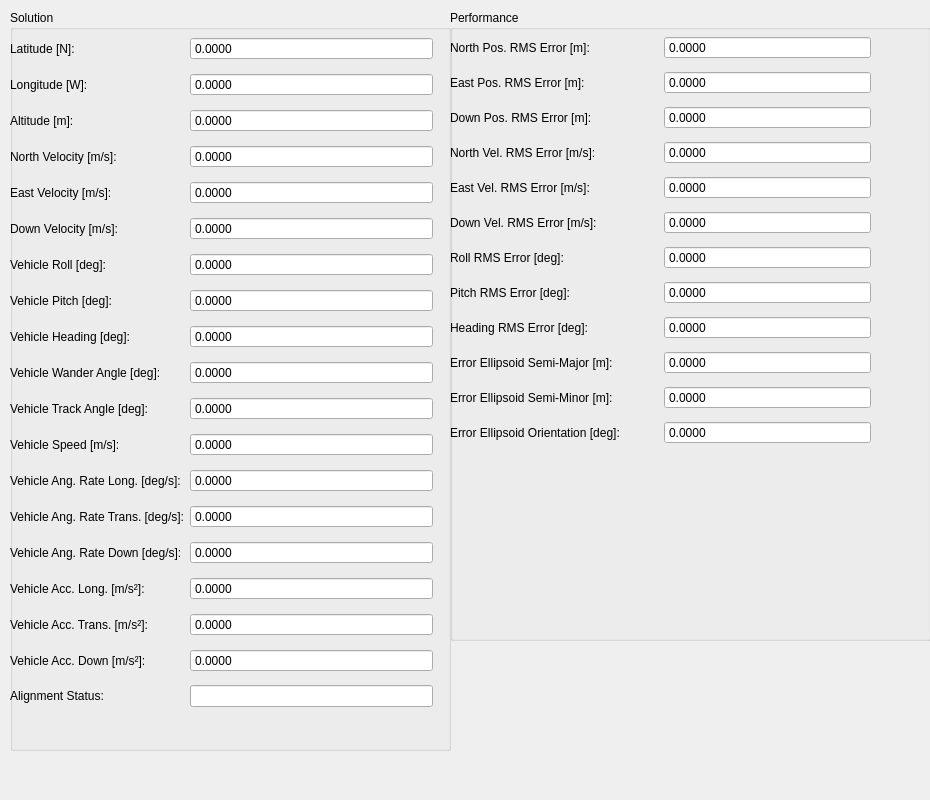
Qt form src/lib/visualization/NavigationControl.ui (jmaye/libposlv) before a commit.
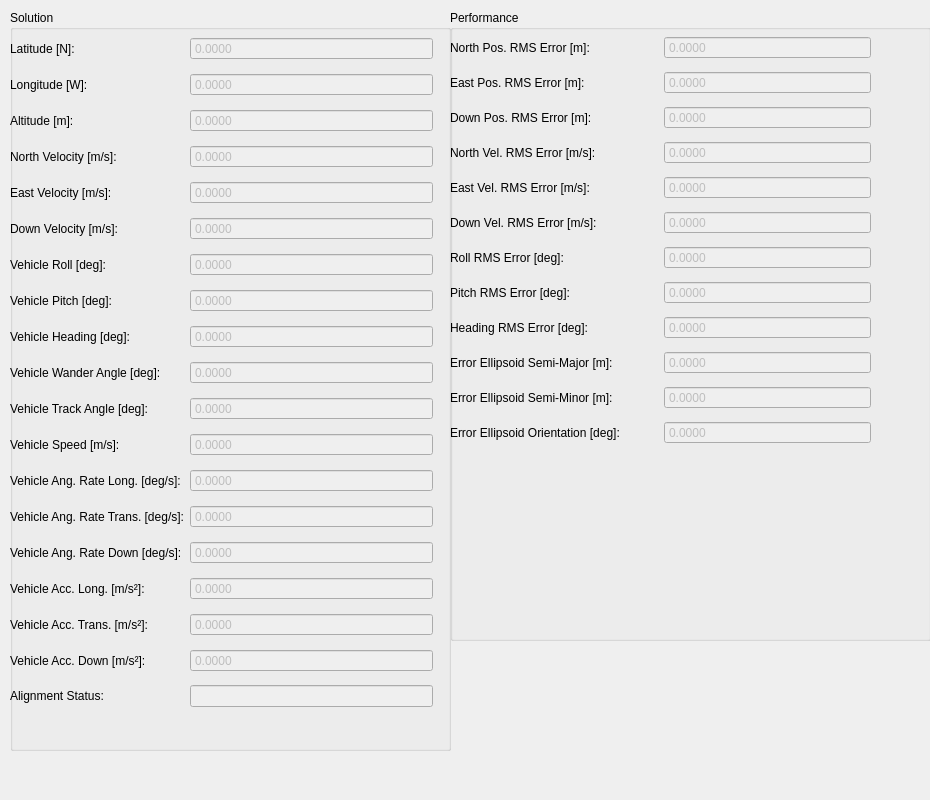
The same form after that commit.

The edit to the form file:
```diff
--- a/src/lib/visualization/NavigationControl.ui
+++ b/src/lib/visualization/NavigationControl.ui
@@ -50,6 +50,9 @@
      </item>
      <item row="0" column="1">
       <widget class="QDoubleSpinBox" name="latSpinBox">
+       <property name="enabled">
+        <bool>false</bool>
+       </property>
        <property name="readOnly">
         <bool>true</bool>
        </property>
@@ -76,6 +79,9 @@
      </item>
      <item row="1" column="1">
       <widget class="QDoubleSpinBox" name="longSpinBox">
+       <property name="enabled">
+        <bool>false</bool>
+       </property>
        <property name="readOnly">
         <bool>true</bool>
        </property>
@@ -102,6 +108,9 @@
      </item>
      <item row="2" column="1">
       <widget class="QDoubleSpinBox" name="altSpinBox">
+       <property name="enabled">
+        <bool>false</bool>
+       </property>
        <property name="readOnly">
         <bool>true</bool>
        </property>
@@ -135,6 +144,9 @@
      </item>
      <item row="4" column="1">
       <widget class="QDoubleSpinBox" name="velEastSpinBox">
+       <property name="enabled">
+        <bool>false</bool>
+       </property>
        <property name="readOnly">
         <bool>true</bool>
        </property>
@@ -154,6 +166,9 @@
      </item>
      <item row="5" column="1">
       <widget class="QDoubleSpinBox" name="velDownSpinBox">
+       <property name="enabled">
+        <bool>false</bool>
+       </property>
        <property name="readOnly">
         <bool>true</bool>
        </property>
@@ -173,6 +188,9 @@
      </item>
      <item row="6" column="1">
       <widget class="QDoubleSpinBox" name="rollSpinBox">
+       <property name="enabled">
+        <bool>false</bool>
+       </property>
        <property name="readOnly">
         <bool>true</bool>
        </property>
@@ -213,6 +231,9 @@
      </item>
      <item row="7" column="1">
       <widget class="QDoubleSpinBox" name="pitchSpinBox">
+       <property name="enabled">
+        <bool>false</bool>
+       </property>
        <property name="readOnly">
         <bool>true</bool>
        </property>
@@ -239,6 +260,9 @@
      </item>
      <item row="8" column="1">
       <widget class="QDoubleSpinBox" name="headingSpinBox">
+       <property name="enabled">
+        <bool>false</bool>
+       </property>
        <property name="readOnly">
         <bool>true</bool>
        </property>
@@ -258,6 +282,9 @@
      </item>
      <item row="9" column="1">
       <widget class="QDoubleSpinBox" name="wanderSpinBox">
+       <property name="enabled">
+        <bool>false</bool>
+       </property>
        <property name="readOnly">
         <bool>true</bool>
        </property>
@@ -291,6 +318,9 @@
      </item>
      <item row="10" column="1">
       <widget class="QDoubleSpinBox" name="trackSpinBox">
+       <property name="enabled">
+        <bool>false</bool>
+       </property>
        <property name="readOnly">
         <bool>true</bool>
        </property>
@@ -317,6 +347,9 @@
      </item>
      <item row="11" column="1">
       <widget class="QDoubleSpinBox" name="speedSpinBox">
+       <property name="enabled">
+        <bool>false</bool>
+       </property>
        <property name="readOnly">
         <bool>true</bool>
        </property>
@@ -343,6 +376,9 @@
      </item>
      <item row="12" column="1">
       <widget class="QDoubleSpinBox" name="rateLongSpinBox">
+       <property name="enabled">
+        <bool>false</bool>
+       </property>
        <property name="readOnly">
         <bool>true</bool>
        </property>
@@ -369,6 +405,9 @@
      </item>
      <item row="13" column="1">
       <widget class="QDoubleSpinBox" name="rateTransSpinBox">
+       <property name="enabled">
+        <bool>false</bool>
+       </property>
        <property name="readOnly">
         <bool>true</bool>
        </property>
@@ -395,6 +434,9 @@
      </item>
      <item row="14" column="1">
       <widget class="QDoubleSpinBox" name="rateDownSpinBox">
+       <property name="enabled">
+        <bool>false</bool>
+       </property>
        <property name="readOnly">
         <bool>true</bool>
        </property>
@@ -421,6 +463,9 @@
      </item>
      <item row="15" column="1">
       <widget class="QDoubleSpinBox" name="accLongSpinBox">
+       <property name="enabled">
+        <bool>false</bool>
+       </property>
        <property name="readOnly">
         <bool>true</bool>
        </property>
@@ -447,6 +492,9 @@
      </item>
      <item row="16" column="1">
       <widget class="QDoubleSpinBox" name="accTransSpinBox">
+       <property name="enabled">
+        <bool>false</bool>
+       </property>
        <property name="buttonSymbols">
         <enum>QAbstractSpinBox::NoButtons</enum>
        </property>
@@ -470,6 +518,9 @@
      </item>
      <item row="17" column="1">
       <widget class="QDoubleSpinBox" name="accDownSpinBox">
+       <property name="enabled">
+        <bool>false</bool>
+       </property>
        <property name="readOnly">
         <bool>true</bool>
        </property>
@@ -489,6 +540,9 @@
      </item>
      <item row="3" column="1">
       <widget class="QDoubleSpinBox" name="velNorthSpinBox">
+       <property name="enabled">
+        <bool>false</bool>
+       </property>
        <property name="readOnly">
         <bool>true</bool>
        </property>
@@ -508,6 +562,9 @@
      </item>
      <item row="18" column="1">
       <widget class="QLineEdit" name="alignmentText">
+       <property name="enabled">
+        <bool>false</bool>
+       </property>
        <property name="readOnly">
         <bool>true</bool>
        </property>
@@ -603,6 +660,9 @@
      </item>
      <item row="1" column="1">
       <widget class="QDoubleSpinBox" name="posNorthRMSSpinBox">
+       <property name="enabled">
+        <bool>false</bool>
+       </property>
        <property name="readOnly">
         <bool>true</bool>
        </property>
@@ -622,6 +682,9 @@
      </item>
      <item row="2" column="1">
       <widget class="QDoubleSpinBox" name="posEastRMSSpinBox">
+       <property name="enabled">
+        <bool>false</bool>
+       </property>
        <property name="readOnly">
         <bool>true</bool>
        </property>
@@ -641,6 +704,9 @@
      </item>
      <item row="3" column="1">
       <widget class="QDoubleSpinBox" name="posDownRMSSpinBox">
+       <property name="enabled">
+        <bool>false</bool>
+       </property>
        <property name="readOnly">
         <bool>true</bool>
        </property>
@@ -660,6 +726,9 @@
      </item>
      <item row="4" column="1">
       <widget class="QDoubleSpinBox" name="velNorthRMSSpinBox">
+       <property name="enabled">
+        <bool>false</bool>
+       </property>
        <property name="readOnly">
         <bool>true</bool>
        </property>
@@ -679,6 +748,9 @@
      </item>
      <item row="5" column="1">
       <widget class="QDoubleSpinBox" name="velEastRMSSpinBox">
+       <property name="enabled">
+        <bool>false</bool>
+       </property>
        <property name="readOnly">
         <bool>true</bool>
        </property>
@@ -698,6 +770,9 @@
      </item>
      <item row="6" column="1">
       <widget class="QDoubleSpinBox" name="velDownRMSSpinBox">
+       <property name="enabled">
+        <bool>false</bool>
+       </property>
        <property name="readOnly">
         <bool>true</bool>
        </property>
@@ -717,6 +792,9 @@
      </item>
      <item row="7" column="1">
       <widget class="QDoubleSpinBox" name="rollRMSSpinBox">
+       <property name="enabled">
+        <bool>false</bool>
+       </property>
        <property name="readOnly">
         <bool>true</bool>
        </property>
@@ -736,6 +814,9 @@
      </item>
      <item row="8" column="1">
       <widget class="QDoubleSpinBox" name="pitchRMSSpinBox">
+       <property name="enabled">
+        <bool>false</bool>
+       </property>
        <property name="readOnly">
         <bool>true</bool>
        </property>
@@ -755,6 +836,9 @@
      </item>
      <item row="9" column="1">
       <widget class="QDoubleSpinBox" name="headingRMSSpinBox">
+       <property name="enabled">
+        <bool>false</bool>
+       </property>
        <property name="readOnly">
         <bool>true</bool>
        </property>
@@ -795,6 +879,9 @@
      </item>
      <item row="10" column="1">
       <widget class="QDoubleSpinBox" name="semiMajorSpinBox">
+       <property name="enabled">
+        <bool>false</bool>
+       </property>
        <property name="readOnly">
         <bool>true</bool>
        </property>
@@ -814,6 +901,9 @@
      </item>
      <item row="11" column="1">
       <widget class="QDoubleSpinBox" name="semiMinorSpinBox">
+       <property name="enabled">
+        <bool>false</bool>
+       </property>
        <property name="readOnly">
         <bool>true</bool>
        </property>
@@ -833,6 +923,9 @@
      </item>
      <item row="12" column="1">
       <widget class="QDoubleSpinBox" name="orientationSpinBox">
+       <property name="enabled">
+        <bool>false</bool>
+       </property>
        <property name="readOnly">
         <bool>true</bool>
        </property>
```
